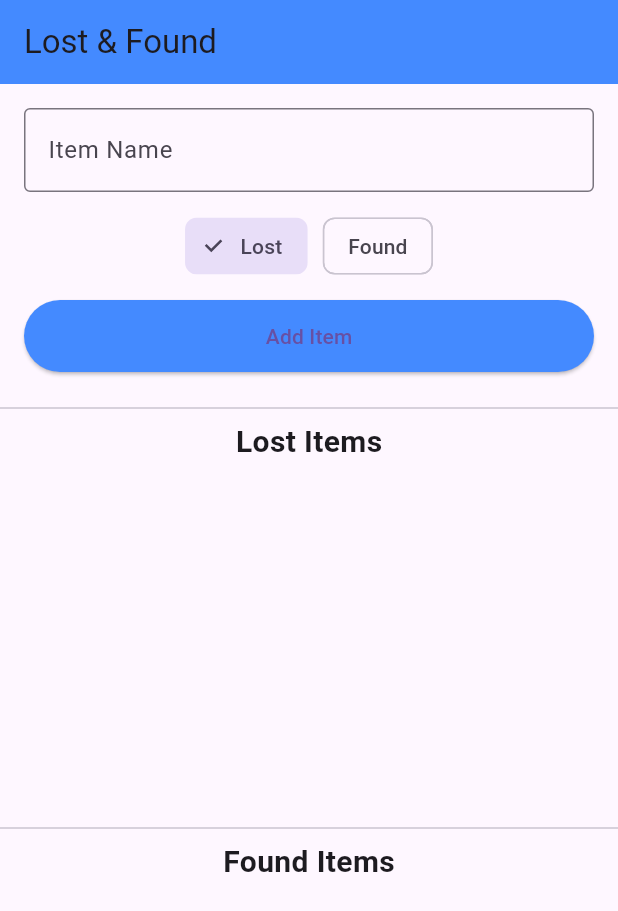
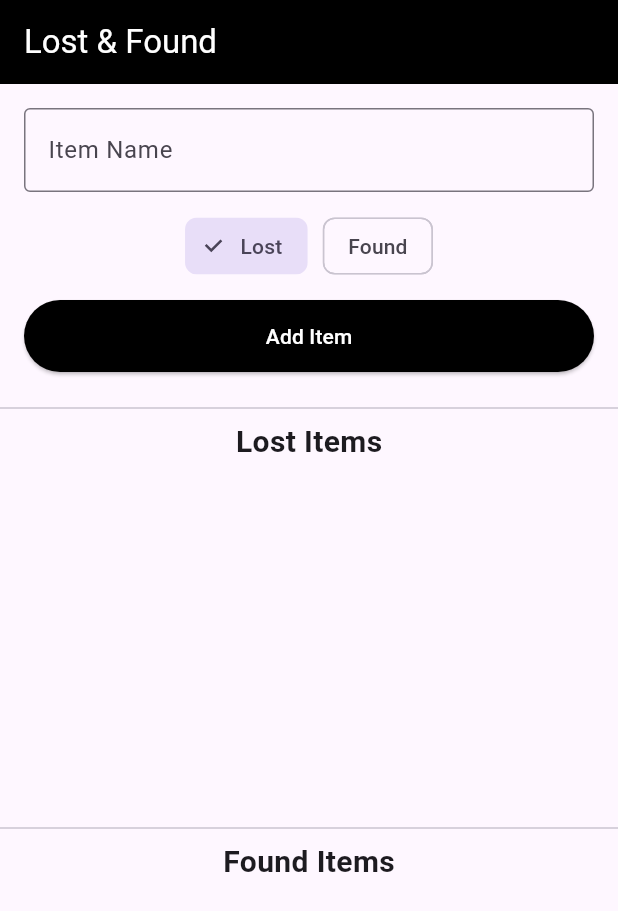
Before and after one commit to Kavi-Z/Lost_And_Found_Mobile_App, a Flutter app: the HomeScreen screen opened directly, on a phone screen of 412 x 824 dp. Shown: the top 911 px of the screen. Run offline on Flutter 3.47's test engine with Material 3 defaults, Android fonts, the light colour scheme and no system bars; our stand-ins replace cloud_firestore, firebase_auth, firebase_core; accounts and stored records are empty.

Commit message:
UI updates

```diff
--- a/lost_found_mobile/lost_found/lib/screens/home/add_item_screen.dart
+++ b/lost_found_mobile/lost_found/lib/screens/home/add_item_screen.dart
@@ -3,7 +3,7 @@ import 'package:cloud_firestore/cloud_firestore.dart';
 import 'package:firebase_auth/firebase_auth.dart';
 
 class AddItemScreen extends StatefulWidget {
-  final String type; // 'lost' or 'found'
+  final String type;
   const AddItemScreen({super.key, required this.type});
 
   @override
--- a/lost_found_mobile/lost_found/lib/screens/home/home_screen.dart
+++ b/lost_found_mobile/lost_found/lib/screens/home/home_screen.dart
@@ -10,7 +10,7 @@ class HomeScreen extends StatefulWidget {
 
 class _HomeScreenState extends State<HomeScreen> {
   final TextEditingController itemNameController = TextEditingController();
-  String itemType = "Lost"; // Lost or Found
+  String itemType = "Lost";
 
   Future<void> addItem() async {
     final itemName = itemNameController.text.trim();
@@ -29,8 +29,8 @@ class _HomeScreenState extends State<HomeScreen> {
   Widget build(BuildContext context) {
     return Scaffold(
       appBar: AppBar(
-        title: const Text("Lost & Found"),
-        backgroundColor: Colors.blueAccent,
+        title: const Text("Lost & Found",style: TextStyle(color: Colors.white)),
+        backgroundColor: Colors.black,
       ),
       body: Column(
         children: [
@@ -66,10 +66,11 @@ class _HomeScreenState extends State<HomeScreen> {
                 ElevatedButton(
                   onPressed: addItem,
                   style: ElevatedButton.styleFrom(
-                    backgroundColor: Colors.blueAccent,
+                    backgroundColor: Colors.black,
                     minimumSize: const Size(double.infinity, 48),
                   ),
-                  child: const Text("Add Item"),
+                  child: const Text("Add Item",style: TextStyle(color: Colors.white)),
+
                 ),
               ],
             ),
--- a/lost_found_mobile/lost_found/pubspec.yaml
+++ b/lost_found_mobile/lost_found/pubspec.yaml
@@ -25,3 +25,5 @@ dev_dependencies:
 
 flutter:
   uses-material-design: true
+  assets:
+    - assets/images/
```
Also changed, not shown: lost_found_mobile/lost_found/assets/images/img1.jpg (added).
